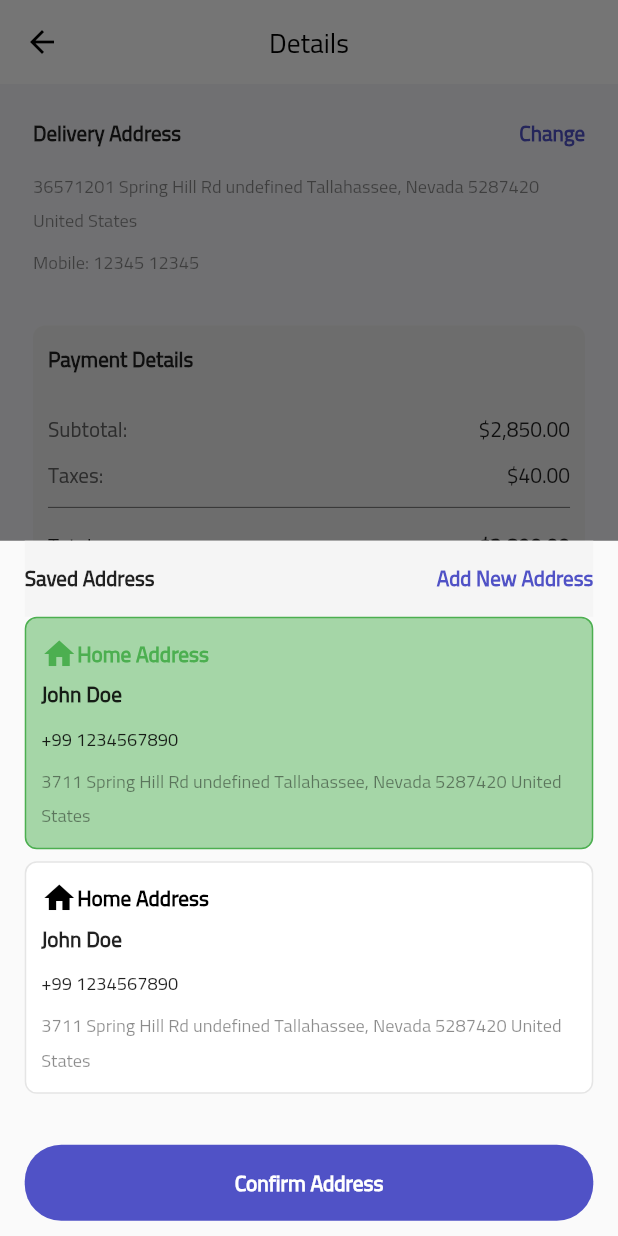
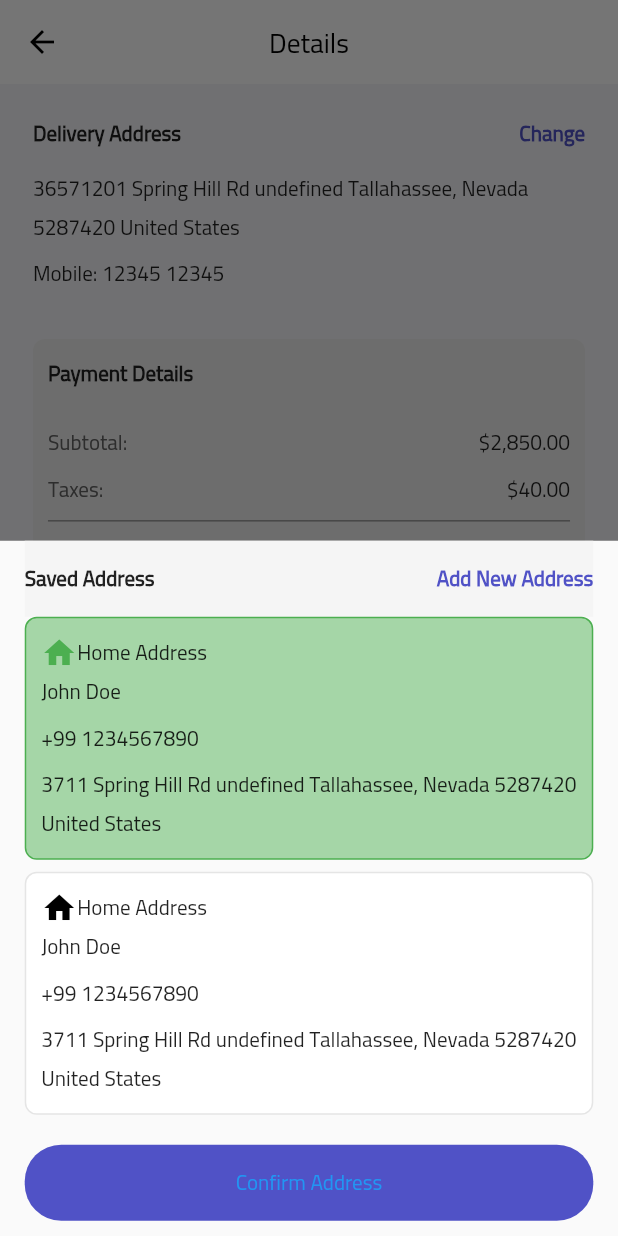
Before and after one commit to mahmoudrhamza20/E-Commerce, a Flutter app: the DetailsOfPayment screen opened directly, after a tap on "Change", on a phone screen of 412 x 824 dp. Run offline on Flutter 3.47's test engine with Material 2 defaults, Android fonts, the phone set to English and light mode, and no system bars; our stand-ins replace awesome_dialog, carousel_slider, connectivity_plus, convex_bottom_bar, country_picker, dartz and 14 more; missing offline and left inert: another_stepper, shrink_sidemenu; accounts and stored records are empty; project files that could hold a hidden picture were left out.

```diff
--- a/lib/core/widgets/custom_button.dart
+++ b/lib/core/widgets/custom_button.dart
@@ -1,7 +1,7 @@
 import 'package:flutter/material.dart';
 import 'package:flutter_screenutil/flutter_screenutil.dart';
 
-import '../utils/styles.dart';
+import '../utils/app_text_style.dart';
 
 class CustomButton extends StatelessWidget {
   const CustomButton(
@@ -11,9 +11,8 @@ class CustomButton extends StatelessWidget {
       this.borderRadius,
       this.fontSize,
       required this.backgroundColor,
-        this.onPressed,
-        this.borderColor
-      })
+      this.onPressed,
+      this.borderColor})
       : super(key: key);
   final String text;
   final Color textColor;
@@ -21,7 +20,7 @@ class CustomButton extends StatelessWidget {
   final Color? borderColor;
   final double? fontSize;
   final Color backgroundColor;
-  final void Function()? onPressed ;
+  final void Function()? onPressed;
   @override
   Widget build(BuildContext context) {
     return SizedBox(
@@ -37,7 +36,7 @@ class CustomButton extends StatelessWidget {
         ),
         child: Text(
           text,
-          style: Styles.textStyle14.copyWith(
+          style: AppTextStyle.textStyle14.copyWith(
             color: textColor,
             fontSize: fontSize,
           ),
--- a/lib/features/drawer/presentation/view/widgets/address_item.dart
+++ b/lib/features/drawer/presentation/view/widgets/address_item.dart
@@ -1,26 +1,30 @@
 import 'package:flutter/material.dart';
 import '../../../../../core/utils/constants.dart';
 import '../../../../../core/utils/magic_router.dart';
-import '../../../../../core/utils/styles.dart';
+import '../../../../../core/utils/app_text_style.dart';
 import '../add_address_view.dart';
 
 class AddressItem extends StatelessWidget {
- const   AddressItem({
-    Key? key,  required this.index,  this.isPay = false, required this.selectedIndex ,
+  const AddressItem({
+    Key? key,
+    required this.index,
+    this.isPay = false,
+    required this.selectedIndex,
   }) : super(key: key);
 
-final int index;
-final bool isPay;
-final bool selectedIndex;
+  final int index;
+  final bool isPay;
+  final bool selectedIndex;
 
   @override
   Widget build(BuildContext context) {
     return Container(
       width: MediaQuery.of(context).size.width,
       decoration: BoxDecoration(
-          color: selectedIndex?Colors.green.shade200:Colors.white,
+          color: selectedIndex ? Colors.green.shade200 : Colors.white,
           borderRadius: BorderRadius.circular(8),
-          border: Border.all(color: selectedIndex?Colors.green: const Color(0xffE5E5E5))),
+          border: Border.all(
+              color: selectedIndex ? Colors.green : const Color(0xffE5E5E5))),
       child: Padding(
         padding: const EdgeInsets.all(10.0),
         child: Column(
@@ -28,22 +32,55 @@ final bool selectedIndex;
           children: [
             Row(
               children: [
-                 Icon(Icons.home,color:selectedIndex?Colors.green:Colors.black,),
-                Text('Home Address',style:Styles.textStyle14.copyWith(overflow: TextOverflow.ellipsis,color: selectedIndex?Colors.green:Colors.black,) ,),
+                Icon(
+                  Icons.home,
+                  color: selectedIndex ? Colors.green : Colors.black,
+                ),
+                Text(
+                  'Home Address',
+                  style: AppTextStyle.textStyle14.copyWith(
+                    overflow: TextOverflow.ellipsis,
+                    color: selectedIndex ? Colors.green : Colors.black,
+                  ),
+                ),
                 const Spacer(),
-              isPay?Container() : IconButton(onPressed: ()=>MagicRouter. navigateTo( AddAddressView()), icon:  const Icon(Icons.edit_outlined,color: kPrimaryColor,))
+                isPay
+                    ? Container()
+                    : IconButton(
+                        onPressed: () =>
+                            MagicRouter.navigateTo(AddAddressView()),
+                        icon: const Icon(
+                          Icons.edit_outlined,
+                          color: kPrimaryColor,
+                        ))
               ],
             ),
             // const SizedBox(height: 15,),
-            Text('John Doe',style:Styles.textStyle14.copyWith(overflow: TextOverflow.ellipsis) ,),
-            const SizedBox(height: 5,),
-            Text('+99 1234567890',style:Styles.textStyle12.copyWith(overflow: TextOverflow.ellipsis) ,),
-            const SizedBox(height: 5,),
-            Text('3711 Spring Hill Rd undefined Tallahassee, Nevada 5287420 United States',maxLines:2,style:Styles.textStyle12.copyWith(color:Colors.black45,overflow: TextOverflow.ellipsis) ,),
+            Text(
+              'John Doe',
+              style: AppTextStyle.textStyle14
+                  .copyWith(overflow: TextOverflow.ellipsis),
+            ),
+            const SizedBox(
+              height: 5,
+            ),
+            Text(
+              '+99 1234567890',
+              style: AppTextStyle.textStyle12
+                  .copyWith(overflow: TextOverflow.ellipsis),
+            ),
+            const SizedBox(
+              height: 5,
+            ),
+            Text(
+              '3711 Spring Hill Rd undefined Tallahassee, Nevada 5287420 United States',
+              maxLines: 2,
+              style: AppTextStyle.textStyle12.copyWith(
+                  color: Colors.black45, overflow: TextOverflow.ellipsis),
+            ),
           ],
         ),
       ),
-
     );
   }
 }
--- a/lib/features/drawer/presentation/view/widgets/details_of_payment.dart
+++ b/lib/features/drawer/presentation/view/widgets/details_of_payment.dart
@@ -5,7 +5,8 @@ import 'package:flutter/material.dart';
 import 'package:flutter_screenutil/flutter_screenutil.dart';
 import '../../../../../core/utils/constants.dart';
 import '../../../../../core/utils/magic_router.dart';
-import '../../../../../core/utils/styles.dart';
+import '../../../../../core/utils/app_text_style.dart';
+import '../../../../../core/widgets/bottom_sheets.dart';
 import '../../../../../translations/locale_keys.g.dart';
 import '../../../../home/presentation/views/product_choose_payment_method_view.dart';
 
@@ -15,71 +16,125 @@ class DetailsOfPayment extends StatelessWidget {
   @override
   Widget build(BuildContext context) {
     return Scaffold(
-      appBar: drawerListTileAppBar(title: LocaleKeys.details.tr(),),
+      appBar: drawerListTileAppBar(
+        title: LocaleKeys.details.tr(),
+      ),
       body: const DetailsOfPaymentBody(),
     );
   }
 }
 
 class DetailsOfPaymentBody extends StatelessWidget {
-  const DetailsOfPaymentBody({ super.key,});
+  const DetailsOfPaymentBody({
+    super.key,
+  });
   @override
   Widget build(BuildContext context) {
     return Padding(
-      padding:  EdgeInsets.symmetric(horizontal: 20.w),
+      padding: EdgeInsets.symmetric(horizontal: 20.w),
       child: Column(
         crossAxisAlignment: CrossAxisAlignment.start,
-        children:  [
-           SizedBox(height: 20.h,),
+        children: [
+          SizedBox(
+            height: 20.h,
+          ),
           Row(
             mainAxisAlignment: MainAxisAlignment.spaceBetween,
-            children:  [
-               Text(LocaleKeys.deliveryAddress.tr(),style:const TextStyle(fontWeight: FontWeight.bold),),
-              InkWell(onTap: ()=>buildShowModalBottomSheetOfProductDetail(context, true),
-                  child:  Text(LocaleKeys.change.tr(),style:const TextStyle(fontWeight: FontWeight.bold,color: kPrimaryColor),)),
+            children: [
+              Text(
+                LocaleKeys.deliveryAddress.tr(),
+                style: const TextStyle(fontWeight: FontWeight.bold),
+              ),
+              InkWell(
+                  onTap: () =>
+                      buildShowModalBottomSheetOfProductDetail(context, true),
+                  child: Text(
+                    LocaleKeys.change.tr(),
+                    style: const TextStyle(
+                        fontWeight: FontWeight.bold, color: kPrimaryColor),
+                  )),
             ],
           ),
-           SizedBox(height: 10.h,),
-          Text('36571201 Spring Hill Rd undefined Tallahassee, Nevada 5287420 United States',maxLines:2,style:Styles.textStyle12.copyWith(color:Colors.black45,overflow: TextOverflow.ellipsis) ,),
-          SizedBox(height: 5.h,),
-          Text('Mobile: 12345 12345',style:Styles.textStyle12.copyWith(color:Colors.black45,) ,),
-          SizedBox(height: 30.h,),
+          SizedBox(
+            height: 10.h,
+          ),
+          Text(
+            '36571201 Spring Hill Rd undefined Tallahassee, Nevada 5287420 United States',
+            maxLines: 2,
+            style: AppTextStyle.textStyle12.copyWith(
+                color: Colors.black45, overflow: TextOverflow.ellipsis),
+          ),
+          SizedBox(
+            height: 5.h,
+          ),
+          Text(
+            'Mobile: 12345 12345',
+            style: AppTextStyle.textStyle12.copyWith(
+              color: Colors.black45,
+            ),
+          ),
+          SizedBox(
+            height: 30.h,
+          ),
           Container(
             width: double.infinity,
-            height: MediaQuery.of(context).size.height*.23,
+            height: MediaQuery.of(context).size.height * .23,
             decoration: BoxDecoration(
-              color: Colors.grey.shade200,
-              borderRadius: BorderRadius.circular(8)
-            ),
+                color: Colors.grey.shade200,
+                borderRadius: BorderRadius.circular(8)),
             child: Padding(
               padding: const EdgeInsets.all(10.0),
               child: Column(
                 crossAxisAlignment: CrossAxisAlignment.start,
-                children:  [
-                   Text(LocaleKeys.paymentDetails.tr(),style:const  TextStyle(fontWeight: FontWeight.bold),),
-                  SizedBox(height: 20.h,),
+                children: [
+                  Text(
+                    LocaleKeys.paymentDetails.tr(),
+                    style: const TextStyle(fontWeight: FontWeight.bold),
+                  ),
+                  SizedBox(
+                    height: 20.h,
+                  ),
                   Row(
                     mainAxisAlignment: MainAxisAlignment.spaceBetween,
-                    children:  [
-                       Text(LocaleKeys.subTotal.tr(),style: TextStyle(color:Colors.grey.shade700),),
-                      const Text('\$2,850.00',style: TextStyle(),),
+                    children: [
+                      Text(
+                        LocaleKeys.subTotal.tr(),
+                        style: TextStyle(color: Colors.grey.shade700),
+                      ),
+                      const Text(
+                        '\$2,850.00',
+                        style: TextStyle(),
+                      ),
                     ],
                   ),
-                  const SizedBox(height: 5,),
+                  const SizedBox(
+                    height: 5,
+                  ),
                   Row(
                     mainAxisAlignment: MainAxisAlignment.spaceBetween,
-                    children:  [
-                       Text(LocaleKeys.taxes.tr(),style: TextStyle(color:Colors.grey.shade700),),
-                      const Text('\$40.00',style: TextStyle(),),
+                    children: [
+                      Text(
+                        LocaleKeys.taxes.tr(),
+                        style: TextStyle(color: Colors.grey.shade700),
+                      ),
+                      const Text(
+                        '\$40.00',
+                        style: TextStyle(),
+                      ),
                     ],
                   ),
                   const Divider(color: Colors.black54),
-                  const SizedBox(height: 5,),
+                  const SizedBox(
+                    height: 5,
+                  ),
                   Row(
                     mainAxisAlignment: MainAxisAlignment.spaceBetween,
-                    children:  [
-                        Text(LocaleKeys.total.tr()),
-                      const Text('\$2,890.00',style: TextStyle(fontWeight: FontWeight.bold),),
+                    children: [
+                      Text(LocaleKeys.total.tr()),
+                      const Text(
+                        '\$2,890.00',
+                        style: TextStyle(fontWeight: FontWeight.bold),
+                      ),
                     ],
                   ),
                 ],
@@ -92,9 +147,12 @@ class DetailsOfPaymentBody extends StatelessWidget {
             textColor: Colors.white,
             backgroundColor: kPrimaryColor,
             borderRadius: BorderRadius.circular(24),
-            onPressed: ()=> MagicRouter. navigateTo(const ProductChoosePaymentMethodView()),
+            onPressed: () =>
+                MagicRouter.navigateTo(const ProductChoosePaymentMethodView()),
           ),
-           SizedBox(height: 15.h,)
+          SizedBox(
+            height: 15.h,
+          )
         ],
       ),
     );
```
Also changed, not shown: lib/core/widgets/custom_auth_button.dart (+4 -7 lines), lib/core/widgets/product_review_section.dart (+23 -13 lines), lib/features/auth/presentation/views/verify_code_view.dart (+29 -19 lines), lib/features/auth/presentation/views/widgets/forget_password_view_body.dart (+21 -19 lines), lib/features/auth/presentation/views/widgets/login_view_body.dart (+8 -6 lines), lib/features/auth/presentation/views/widgets/media_login_button.dart (+24 -15 lines), lib/features/auth/presentation/views/widgets/or_divider.dart (+15 -9 lines), lib/features/auth/presentation/views/widgets/register_view_body.dart (+7 -6 lines), lib/features/drawer/presentation/view/add_address_view.dart (+74 -26 lines).
